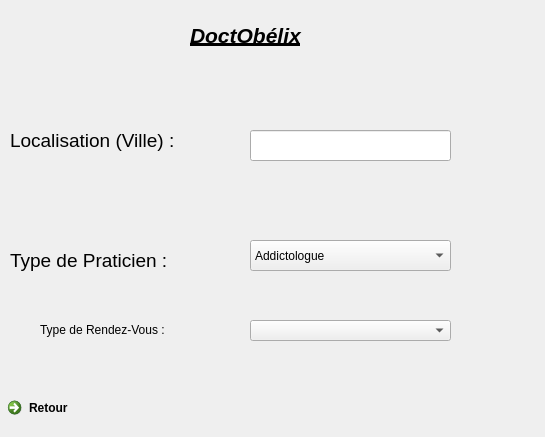
This is IHM/3_prise_rdv.ui in Nathanwolfy/projetprogrammation2021 as Qt 5 draws it before an edit. The edited form follows.
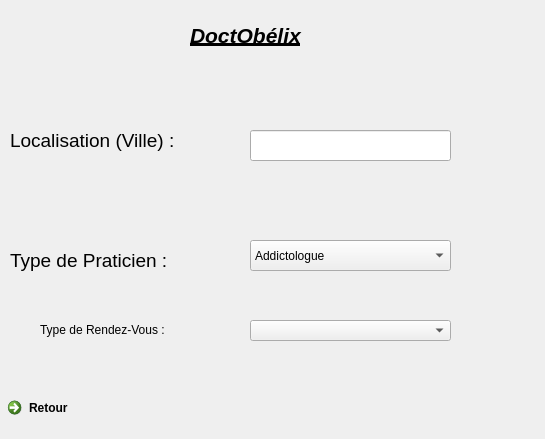
This is the edited form.

What changed in the file:
```diff
--- a/IHM/3_prise_rdv.ui
+++ b/IHM/3_prise_rdv.ui
@@ -7,7 +7,7 @@
     <x>0</x>
     <y>0</y>
     <width>545</width>
-    <height>437</height>
+    <height>439</height>
    </rect>
   </property>
   <property name="windowTitle">
```
Left out of the diff: 69 changed lines with no effect on the pictures.
